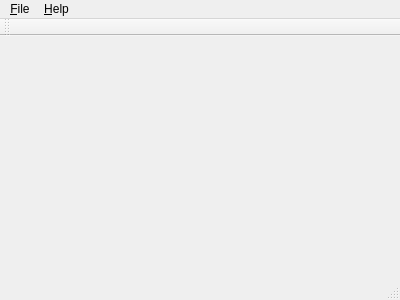
The window that ui/mainwindow.ui (nathan-osman/twistload) describes before a commit, drawn with Qt 5.
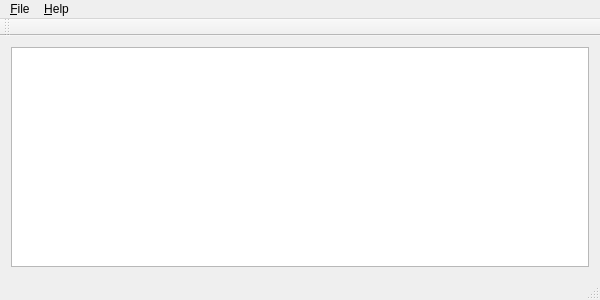
The same window after the commit.

Commit message: Added download model.

Patch:
```diff
--- a/ui/mainwindow.ui
+++ b/ui/mainwindow.ui
@@ -6,21 +6,27 @@
    <rect>
     <x>0</x>
     <y>0</y>
-    <width>400</width>
+    <width>600</width>
     <height>300</height>
    </rect>
   </property>
   <property name="windowTitle">
    <string>MainWindow</string>
   </property>
-  <widget class="QWidget" name="centralWidget"/>
+  <widget class="QWidget" name="centralWidget">
+   <layout class="QVBoxLayout" name="verticalLayout">
+    <item>
+     <widget class="QTableView" name="downloads"/>
+    </item>
+   </layout>
+  </widget>
   <widget class="QMenuBar" name="menuBar">
    <property name="geometry">
     <rect>
      <x>0</x>
      <y>0</y>
-     <width>400</width>
-     <height>27</height>
+     <width>600</width>
+     <height>25</height>
     </rect>
    </property>
    <widget class="QMenu" name="menuFile">
```
Left out of the diff: 5 changed lines with no effect on the pictures. The commit also changes 6 other files.
